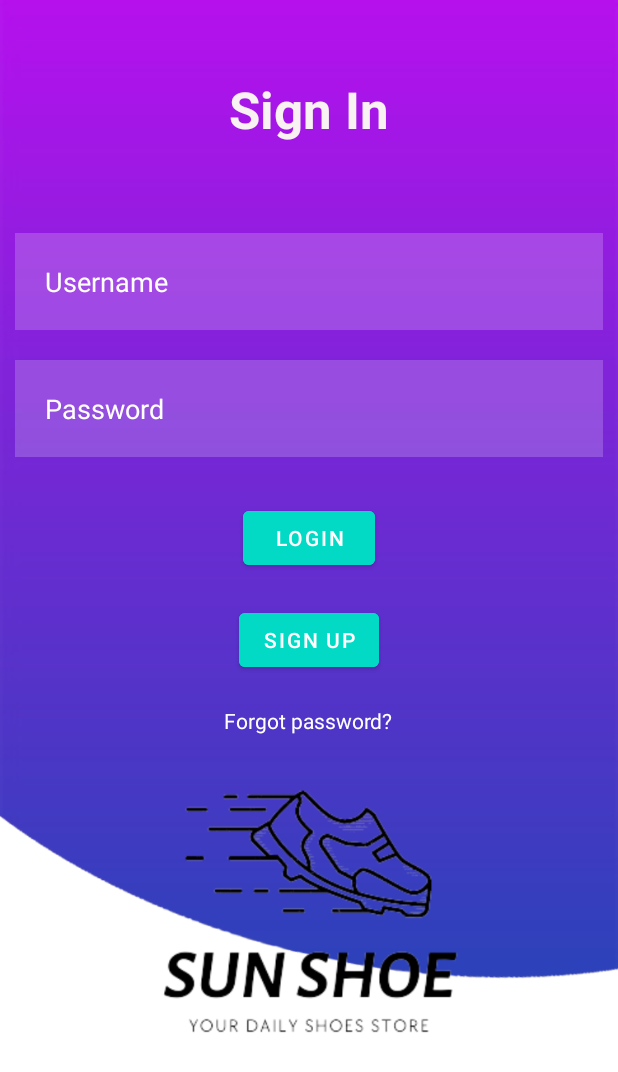
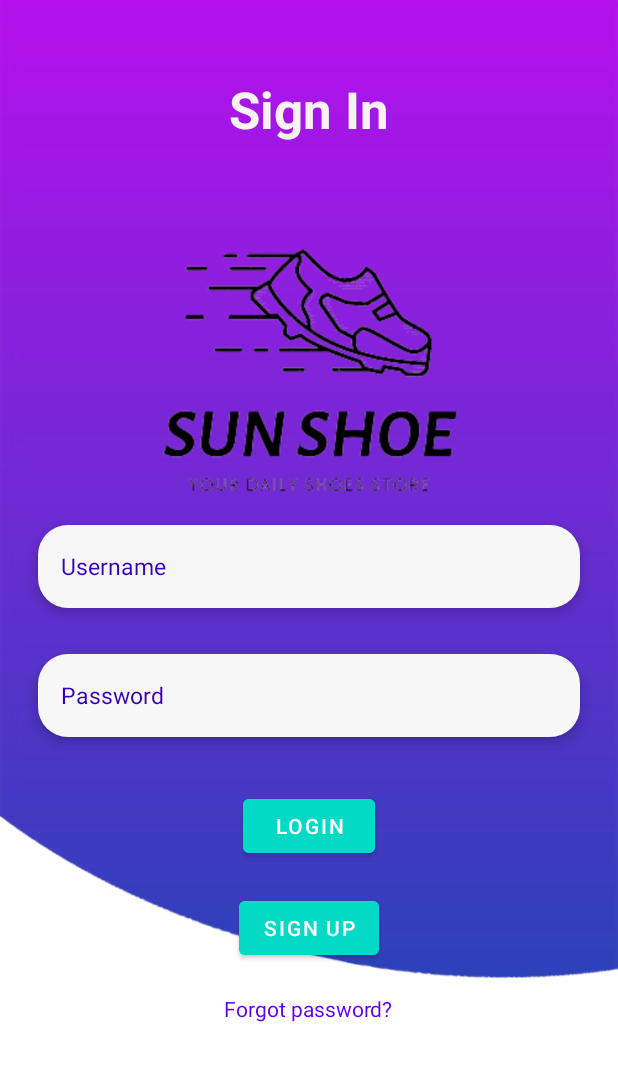
Before and after one commit to bopung/SunShoe, an Android app: the screen it shows after launch (MainActivity), on a phone screen of 412 x 824 dp. Shown: the top 1072 px of the screen. Run offline under Robolectric (Android 15) with nearby library versions, the phone set to English and light mode, and no system bars; our stand-ins replace Volley.

Commit message:
Perbaiki layout Login (SUDAH) Perbaiki layout register (Belom), besok baru register Admin panel (SUDAH), seadanya

```diff
--- a/app/src/main/AndroidManifest.xml
+++ b/app/src/main/AndroidManifest.xml
@@ -15,6 +15,9 @@
         android:supportsRtl="true"
         android:theme="@style/Theme.SunShoe"
         tools:targetApi="31">
+        <activity
+            android:name=".AdminPanel"
+            android:exported="false" />
         <activity
             android:name=".Register"
             android:exported="false" />
--- /dev/null
+++ b/app/src/main/res/drawable/radius_formwhiteblur.xml
@@ -0,0 +1,6 @@
+<?xml version="1.0" encoding="utf-8"?>
+<shape xmlns:android="http://schemas.android.com/apk/res/android">
+    <solid android:color="#f7f7f7"/>
+    <corners android:radius="20dp"/>
+
+</shape>
--- a/app/src/main/res/layout/activity_main.xml
+++ b/app/src/main/res/layout/activity_main.xml
@@ -6,6 +6,10 @@
     android:layout_height="match_parent"
     android:background="@drawable/background"
     tools:context=".MainActivity">
+
+    <androidx.cardview.widget.CardView
+        android:layout_width="match_parent"
+        android:layout_height="wrap_content" />
 
     <TextView
         android:id="@+id/textView"
@@ -24,35 +28,37 @@
     <EditText
         android:id="@+id/username"
         android:layout_width="match_parent"
-        android:layout_height="wrap_content"
-        android:layout_below="@id/textView"
-        android:layout_marginStart="10dp"
-        android:layout_marginTop="10dp"
-        android:layout_marginEnd="10dp"
-        android:layout_marginBottom="10dp"
-        android:background="#30ffffff"
-        android:drawablePadding="20dp"
+        android:layout_height="55dp"
+        android:layout_marginLeft="25dp"
+        android:layout_marginTop="350dp"
+        android:layout_marginRight="25dp"
+        android:layout_marginBottom="15dp"
+        android:background="@drawable/radius_formwhiteblur"
+        android:elevation="5dp"
         android:hint="Username"
-        android:padding="20dp"
-        android:textColor="@color/white"
-        android:textColorHint="@color/white" />
+        android:inputType="textPersonName"
+        android:paddingLeft="15dp"
+        android:textColorHint="@color/purple_700"
+        android:textColor="#9C27B0"
+        android:textSize="15dp" />
 
     <EditText
         android:id="@+id/password"
+        android:layout_below="@+id/username"
         android:layout_width="match_parent"
-        android:layout_height="wrap_content"
-        android:layout_below="@id/username"
-        android:layout_marginStart="10dp"
-        android:layout_marginTop="10dp"
-        android:layout_marginEnd="10dp"
-        android:layout_marginBottom="10dp"
-        android:background="#30ffffff"
-        android:drawablePadding="20dp"
+        android:layout_height="55dp"
+        android:textColor="#9C27B0"
+        android:textColorHint="@color/purple_700"
+        android:layout_marginLeft="25dp"
+        android:layout_marginTop="15dp"
+        android:layout_marginRight="25dp"
+        android:layout_marginBottom="15dp"
+        android:background="@drawable/radius_formwhiteblur"
+        android:elevation="5dp"
         android:hint="Password"
-        android:inputType="textPassword"
-        android:padding="20dp"
-        android:textColor="@color/white"
-        android:textColorHint="@color/white" />
+        android:inputType="textPersonName"
+        android:paddingLeft="15dp"
+        android:textSize="15dp" />
 
     <com.google.android.material.button.MaterialButton
         android:id="@+id/loginbtn"
@@ -78,20 +84,23 @@
 
 
     <TextView
+        android:id="@+id/forgotpass"
         android:layout_width="wrap_content"
         android:layout_height="wrap_content"
-        android:id="@+id/forgotpass"
         android:layout_below="@+id/signup"
+        android:layout_centerHorizontal="true"
+        android:layout_marginStart="20dp"
+        android:layout_marginTop="20dp"
+        android:layout_marginEnd="20dp"
+        android:layout_marginBottom="20dp"
         android:text="Forgot password?"
-        android:textColor="@color/white"
-        android:layout_centerHorizontal="true"
-        android:layout_margin="20dp"/>
+        android:textColor="@color/purple_500" />
 
     <ImageView
         android:id="@+id/imageView"
         android:layout_width="wrap_content"
         android:layout_height="wrap_content"
-        android:layout_marginTop="400dp"
+        android:layout_marginTop="1dp"
         app:srcCompat="@drawable/sun" />
 
 
```
Also changed, not shown: app/src/main/java/com/example/sunshoe/AdminPanel.java (added, +14 -0 lines), app/src/main/res/layout/activity_admin_panel.xml (added, +109 -0 lines), app/src/main/res/layout/activity_register.xml (+10 -12 lines).
